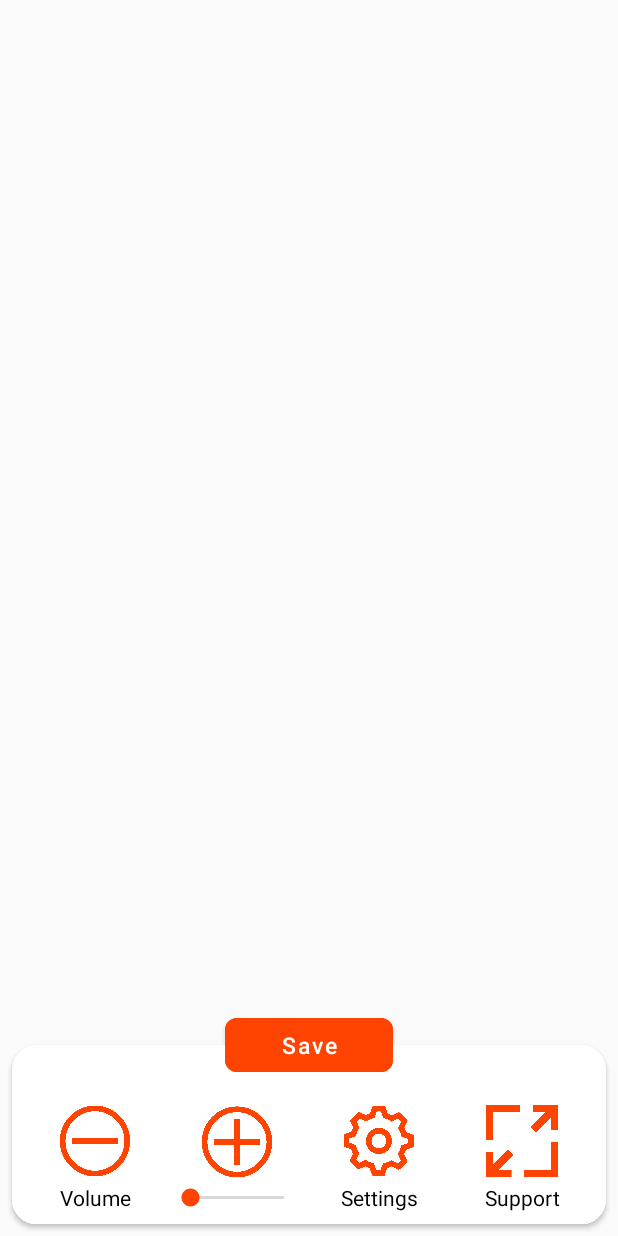
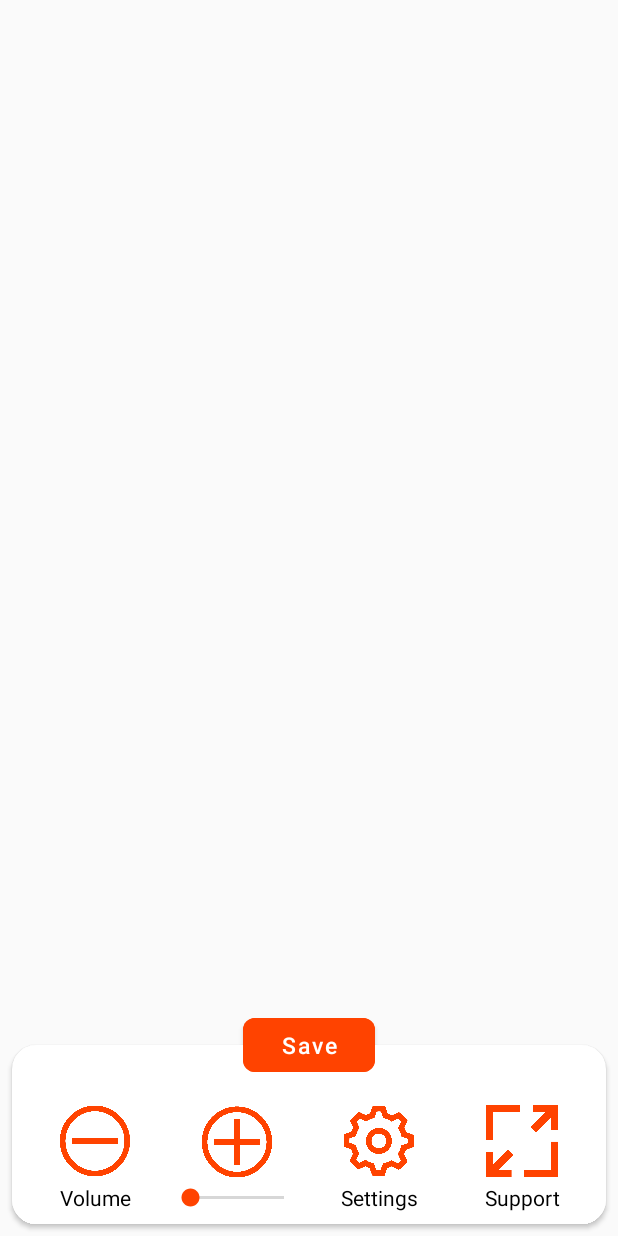
Before and after one commit to siddhantdrk/First-Freelancing-Project, an Android app: the layout layout_footer_main.xml on its own in the app's theme, with its tools: preview values and no code run, on a phone screen of 412 x 824 dp. Run offline under Robolectric (Android 15) with nearby library versions, the light colour scheme and no system bars.

Commit message:
save button width updated

```diff
--- a/Order_eckn2015/app/src/main/res/layout/layout_footer_main.xml
+++ b/Order_eckn2015/app/src/main/res/layout/layout_footer_main.xml
@@ -143,7 +143,7 @@
 
     <com.google.android.material.button.MaterialButton
         android:id="@+id/saveButton"
-        android:layout_width="@dimen/save_byn_width"
+        android:layout_width="wrap_content"
         android:layout_height="wrap_content"
         android:layout_centerHorizontal="true"
         android:layout_gravity="center"
```
